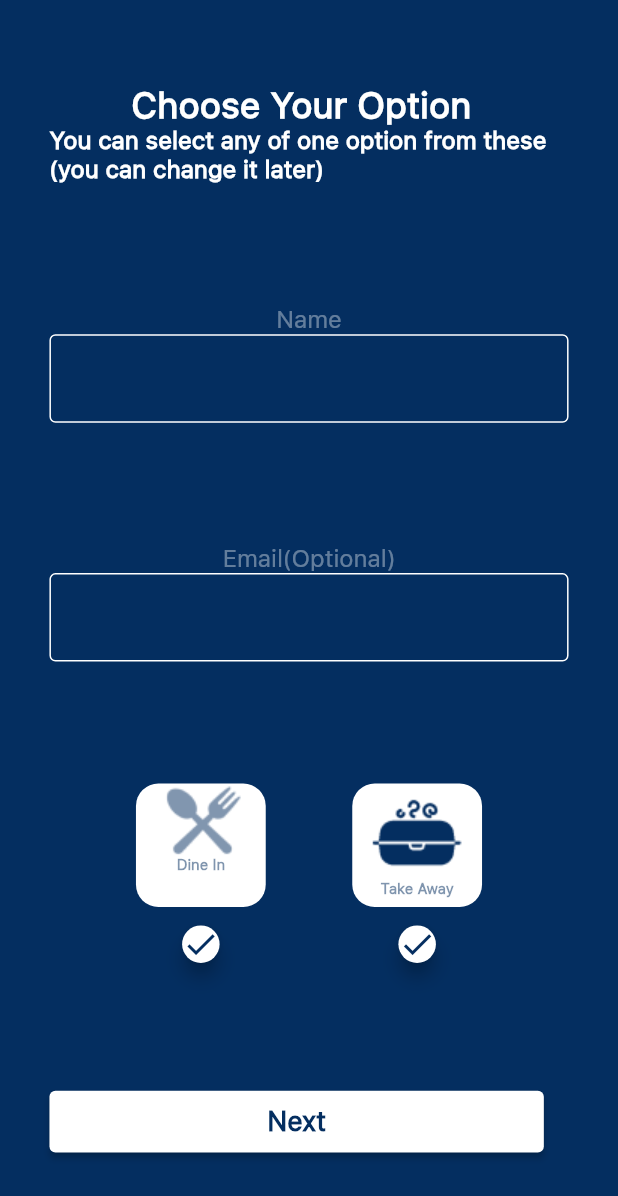
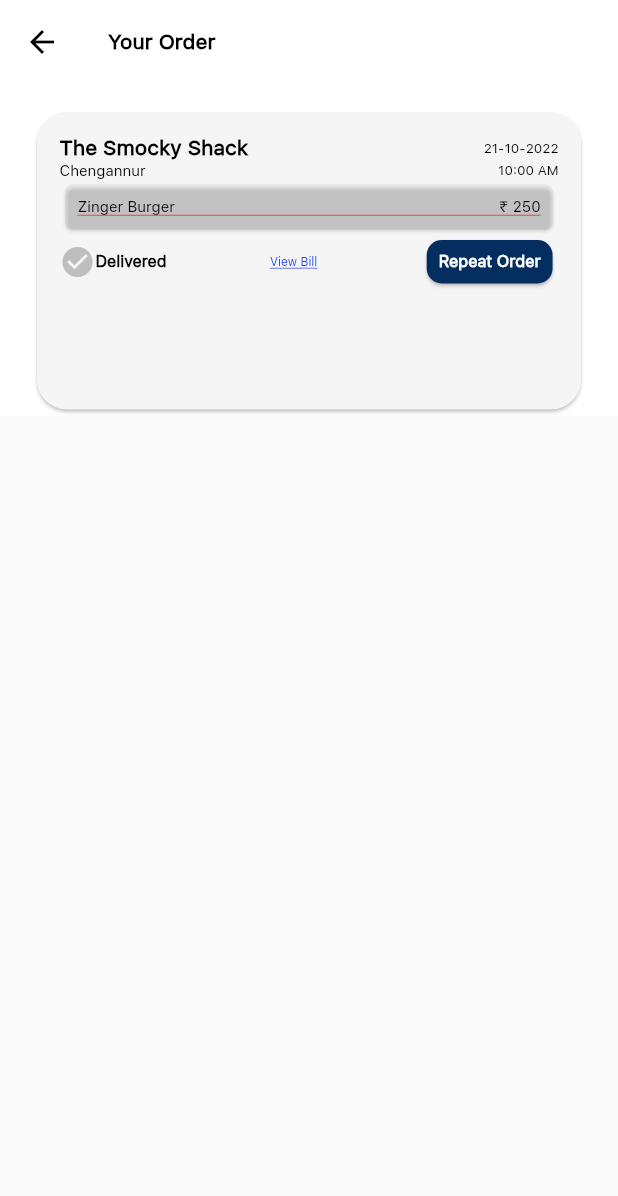
Before and after one commit to jyothir10/eatplek, a Flutter app: the screen it shows after launch, on a phone screen of 412 x 824 dp. Shown: the top 1196 px of the screen. Run offline on Flutter 3.47's test engine with Material 2 defaults, Android fonts, the phone set to English and light mode, and no system bars; our stand-ins replace easy_splash_screen, flutter_styled_toast, pin_code_fields, toast.

Commit message:
optionScreen.dart NotificationScreen.dart

```diff
--- a/lib/Components/EditProfileTextField.dart
+++ b/lib/Components/EditProfileTextField.dart
@@ -4,10 +4,12 @@ import 'package:flutter/material.dart';
 class EditProfileTextField extends StatelessWidget {
   final TextEditingController myController;
   final String text;
+  final TextInputType type;
   const EditProfileTextField({
     Key? key,
     required this.myController,
     required this.text,
+    required this.type,
   }) : super(key: key);
 
   @override
@@ -30,6 +32,7 @@ class EditProfileTextField extends StatelessWidget {
           padding: const EdgeInsets.symmetric(horizontal: 21),
           child: TextField(
             controller: myController,
+            keyboardType: type,
             cursorColor: const Color(0x80000000),
             onChanged: (text) {},
             style: const TextStyle(
--- a/lib/Screens/EditProfileScreen.dart
+++ b/lib/Screens/EditProfileScreen.dart
@@ -96,14 +96,17 @@ class _EditProfileScreenState extends State<EditProfileScreen> {
               EditProfileTextField(
                 myController: myController1,
                 text: 'Name',
+                type: TextInputType.name,
               ),
               EditProfileTextField(
                 myController: myController2,
                 text: 'Phone',
+                type: TextInputType.number,
               ),
               EditProfileTextField(
                 myController: myController3,
                 text: 'E-mail(Optional)',
+                type: TextInputType.emailAddress,
               ),
               ProfileButton(
                   text: "       Save       ",
--- a/lib/Screens/LoginScreen.dart
+++ b/lib/Screens/LoginScreen.dart
@@ -105,6 +105,7 @@ class _LoginScreenState extends State<LoginScreen> {
                             right: MediaQuery.of(context).size.width * .2),
                         child: TextField(
                           cursorColor: Colors.white,
+                          keyboardType: TextInputType.number,
                           onChanged: (text) {
                             number = text;
                           },
--- /dev/null
+++ b/lib/Screens/OrderHistoryScreen.dart
@@ -0,0 +1,207 @@
+import 'package:flutter/material.dart';
+
+class OrderHistoryScreen extends StatefulWidget {
+  static const String id = '/history';
+  const OrderHistoryScreen({Key? key}) : super(key: key);
+
+  @override
+  State<OrderHistoryScreen> createState() => _OrderHistoryScreenState();
+}
+
+class _OrderHistoryScreenState extends State<OrderHistoryScreen> {
+  @override
+  Widget build(BuildContext context) {
+    return SafeArea(
+      child: Scaffold(
+        appBar: AppBar(
+          title: // Your Order
+              const Text("Your Order",
+                  style: TextStyle(
+                      color: Color(0xff000000),
+                      fontWeight: FontWeight.w600,
+                      fontFamily: "SFUIText",
+                      fontStyle: FontStyle.normal,
+                      fontSize: 14.0),
+                  textAlign: TextAlign.left),
+          backgroundColor: Colors.white,
+          elevation: 0,
+          leading: InkWell(
+            onTap: () {},
+            child: const Icon(
+              Icons.arrow_back_outlined,
+              color: Color(0xff000000),
+            ),
+          ),
+        ),
+        body: Container(
+          color: Colors.white,
+          child: Row(
+            mainAxisAlignment: MainAxisAlignment.center,
+            children: [
+              Padding(
+                padding: const EdgeInsets.only(top: 15),
+                child: Container(
+                  height: MediaQuery.of(context).size.height * .25,
+                  width: MediaQuery.of(context).size.width * .9,
+                  child: Card(
+                    shape: RoundedRectangleBorder(
+                      borderRadius: BorderRadius.circular(20),
+                    ),
+                    color: Color(0xfff5f5f5),
+                    child: Padding(
+                      padding: const EdgeInsets.all(15.0),
+                      child: Column(
+                        children: [
+                          Row(
+                            mainAxisAlignment: MainAxisAlignment.spaceBetween,
+                            children: const [
+                              // The Smocky Shack
+                              Text("The Smocky Shack",
+                                  style: TextStyle(
+                                      color: Color(0xff000000),
+                                      fontWeight: FontWeight.w600,
+                                      fontFamily: "SFUIText",
+                                      fontStyle: FontStyle.normal,
+                                      fontSize: 14.0),
+                                  textAlign: TextAlign.left),
+                              // 21-10-2022
+                              Text("21-10-2022",
+                                  style: TextStyle(
+                                      color: Color(0xff000000),
+                                      fontWeight: FontWeight.w500,
+                                      fontFamily: "SFUIText",
+                                      fontStyle: FontStyle.normal,
+                                      fontSize: 9.0),
+                                  textAlign: TextAlign.left)
+                            ],
+                          ),
+                          Row(
+                            mainAxisAlignment: MainAxisAlignment.spaceBetween,
+                            children: const [
+                              // Chengannur
+                              Text("Chengannur",
+                                  style: TextStyle(
+                                      color: Color(0xff000000),
+                                      fontWeight: FontWeight.w400,
+                                      fontFamily: "SFUIText",
+                                      fontStyle: FontStyle.normal,
+                                      fontSize: 10.0),
+                                  textAlign: TextAlign.left),
+                              // 21-10-2022
+                              // 10:00 AM
+                              Text("10:00 AM",
+                                  style: TextStyle(
+                                      color: Color(0xff000000),
+                                      fontWeight: FontWeight.w500,
+                                      fontFamily: "SFUIText",
+                                      fontStyle: FontStyle.normal,
+                                      fontSize: 9.0),
+                                  textAlign: TextAlign.left),
+                            ],
+                          ),
+                          Card(
+                            color: const Color(0xff57e0e0e0),
+                            shape: RoundedRectangleBorder(
+                              borderRadius: BorderRadius.circular(5),
+                            ),
+                            child: Padding(
+                              padding: const EdgeInsets.all(8.0),
+                              child: Column(
+                                children: [
+                                  Row(
+                                    mainAxisAlignment: MainAxisAlignment.spaceBetween,
+                                    children: const [
+                                      // Zinger Burger
+                                      Text(
+                                          "Zinger Burger",
+                                          style: TextStyle(
+                                              color:  const Color(0xff000000),
+                                              fontWeight: FontWeight.w400,
+                                              fontFamily: "SFUIText",
+                                              fontStyle:  FontStyle.normal,
+                                              fontSize: 10.0
+                                          ),
+                                          textAlign: TextAlign.left
+                                      ),
+                                      // ₹ 250
+                                      Text(
+                                          "₹ 250",
+                                          style: TextStyle(
+                                              color:  const Color(0xff000000),
+                                              fontWeight: FontWeight.w400,
+                                              fontFamily: "SFUIText",
+                                              fontStyle:  FontStyle.normal,
+                                              fontSize: 10.0
+                                          ),
+                                          textAlign: TextAlign.left
+                                      )
+                                  ],),
+                                  const Divider(
+                                    height: 1,
+                                    color: Colors.red,
+                                  ),
+                                ],
+                              ),
+                            ),
+                          ),
+                          Row(
+                            mainAxisAlignment: MainAxisAlignment.spaceBetween,
+                            children: [
+                              Row(
+                                children: [
+                                  Icon(
+                                    Icons.check_circle_sharp,
+                                    color: Color(0xffbfbebf),
+                                  ),
+                                  Text("Delivered",
+                                      style: TextStyle(
+                                          color: const Color(0xff000000),
+                                          fontWeight: FontWeight.w600,
+                                          fontFamily: "SFUIText",
+                                          fontStyle: FontStyle.normal,
+                                          fontSize: 10.7),
+                                      textAlign: TextAlign.left),
+                                ],
+                              ), // Delivered
+                              const Text("View Bill",
+                                  style: TextStyle(
+                                      decoration: TextDecoration.underline,
+                                      color: Color(0xff284aff),
+                                      fontWeight: FontWeight.w500,
+                                      fontFamily: "SFUIText",
+                                      fontStyle: FontStyle.normal,
+                                      fontSize: 8.0),
+                                  textAlign: TextAlign.left), // View Bill
+                              Card(
+                                color: Color(0xff042e60),
+                                shape: RoundedRectangleBorder(
+                                  borderRadius: BorderRadius.circular(10),
+                                ),
+                                child: // Repeat Order
+                                    const Padding(
+                                  padding: EdgeInsets.all(8.0),
+                                  child: Text("Repeat Order",
+                                      style: TextStyle(
+                                          color: Color(0xffffffff),
+                                          fontWeight: FontWeight.w600,
+                                          fontFamily: "SFUIText",
+                                          fontStyle: FontStyle.normal,
+                                          fontSize: 10.8),
+                                      textAlign: TextAlign.left),
+                                ),
+                              ),
+                            ],
+                          ),
+                        ],
+                      ),
+                    ),
+                  ),
+                ),
+              ),
+            ],
+          ),
+        ),
+      ),
+    );
+  }
+}
--- a/lib/Screens/OtpScreen.dart
+++ b/lib/Screens/OtpScreen.dart
@@ -68,7 +68,7 @@ class _OtpScreenState extends State<OtpScreen> {
                       mainAxisAlignment: MainAxisAlignment.start,
                       children: const [
                         Text(
-                          'A verification code has been sent to (+91) 920702****', //todo:phone number
+                          'A verification code has been sent to\n(+91) 920702****', //todo:phone number
                           style: TextStyle(
                             color: Colors.white,
                             fontSize: 16,
--- a/lib/Screens/optionScreen.dart
+++ b/lib/Screens/optionScreen.dart
@@ -1,26 +1,31 @@
 import 'package:flutter/material.dart';
+import 'package:eatplek/Components/optionScreenTextField.dart';
+import 'DashBoardScreen.dart';
 
 class OptionScreen extends StatefulWidget {
   static const String id = '/option';
-
   @override
   State<OptionScreen> createState() => _OptionScreenState();
 }
 
 class _OptionScreenState extends State<OptionScreen> {
+  int d = 0, t = 0;
   @override
   Widget build(BuildContext context) {
-    return Scaffold(
+    return SafeArea(
+      child: Scaffold(
         body: Container(
           color: Color(0xff042e60),
           child: Padding(
             padding: EdgeInsets.symmetric(
-              horizontal: MediaQuery.of(context).size.width * .08, vertical: 15),
+                horizontal: MediaQuery.of(context).size.width * .08,
+                vertical: 15),
             child: Column(
               mainAxisAlignment: MainAxisAlignment.spaceAround,
               crossAxisAlignment: CrossAxisAlignment.start,
               children: [
                 Column(
+                  crossAxisAlignment: CrossAxisAlignment.start,
                   children: const [
                     Text("Choose Your Option",
                         style: TextStyle(
@@ -30,7 +35,9 @@ class _OptionScreenState extends State<OptionScreen> {
                             fontStyle: FontStyle.normal,
                             fontSize: 24.0),
                         textAlign: TextAlign.left),
-                  Text(
+                    Padding(
+                      padding: EdgeInsets.only(top: 10),
+                      child: Text(
                           "You can select any of one option from these \n(you can change it later)",
                           style: TextStyle(
                               color: Color(0xffffffff),
@@ -39,55 +46,14 @@ class _OptionScreenState extends State<OptionScreen> {
                               fontStyle: FontStyle.normal,
                               fontSize: 16.0),
                           textAlign: TextAlign.left),
-                ],
-              ),
-              Column(
-                children: const [
-                  Text("Name",
-                      style: TextStyle(
-                          color: Color(0x61ffffff),
-                          fontWeight: FontWeight.w500,
-                          fontFamily: "SFUIText",
-                          fontStyle: FontStyle.normal,
-                          fontSize: 16.0),
-                      textAlign: TextAlign.left),
-                  TextField(
-                    style: TextStyle(color: Colors.white),
-                    keyboardType: TextInputType.name,
-                    decoration: InputDecoration(
-                      enabledBorder: OutlineInputBorder(
-                          borderSide: BorderSide(
-                        color: Color(0xffffffff),
-                      )),
-                      border: OutlineInputBorder(),
-                      hintText: "",
-                    ),
                     ),
                   ],
                 ),
-              Column(
-                children: const [
-                  Text("Email(Optional)",
-                      style: TextStyle(
-                          color: Color(0x61ffffff),
-                          fontWeight: FontWeight.w500,
-                          fontFamily: "SFUIText",
-                          fontStyle: FontStyle.normal,
-                          fontSize: 16.0),
-                      textAlign: TextAlign.left),
-                  TextField(
-                    style: TextStyle(color: Colors.white),
-                    keyboardType: TextInputType.emailAddress,
-                    decoration: InputDecoration(
-                      enabledBorder: OutlineInputBorder(
-                          borderSide: BorderSide(
-                        color: Color(0xffffffff),
-                      )),
-                      border: OutlineInputBorder(),
-                      labelText: "",
+                const optionScreenTextField(
+                  text: "Name",
                 ),
-                  ),
-                ],
+                const optionScreenTextField(
+                  text: "Email(Optional)",
                 ),
                 Row(
                   mainAxisAlignment: MainAxisAlignment.spaceEvenly,
@@ -97,12 +63,19 @@ class _OptionScreenState extends State<OptionScreen> {
                         Container(
                           height: MediaQuery.of(context).size.height * .1,
                           width: MediaQuery.of(context).size.width * .21,
-                        decoration: const BoxDecoration(
-                          borderRadius: BorderRadius.all(Radius.circular(15),),
-                          color: Color(0xffffffff),
+                          decoration: BoxDecoration(
+                            borderRadius: const BorderRadius.all(
+                              Radius.circular(15),
                             ),
-                        child: GestureDetector(
-                          onTap: (){
+                            color:
+                                d == 0 ? Color(0xff8196af) : Color(0xffffffff),
+                          ),
+                          child: InkWell(
+                            onTap: () {
+                              setState(() {
+                                d = 1;
+                                t = 0;
+                              });
                             },
                             child: Column(
                               children: const [
@@ -126,8 +99,11 @@ class _OptionScreenState extends State<OptionScreen> {
                           ),
                         ),
                         Padding(
-                        padding: EdgeInsets.only(top: MediaQuery.of(context).size.height * .01),
+                          padding: EdgeInsets.only(
+                              top: MediaQuery.of(context).size.height * .01),
                           child: Card(
+                            color:
+                                d == 0 ? Color(0xff8196af) : Color(0xffffffff),
                             elevation: 5,
                             shape: RoundedRectangleBorder(
                               borderRadius: BorderRadius.circular(15),
@@ -144,16 +120,21 @@ class _OptionScreenState extends State<OptionScreen> {
                     Column(
                       children: [
                         Container(
-
                           height: MediaQuery.of(context).size.height * .1,
                           width: MediaQuery.of(context).size.width * .21,
-                        decoration: const BoxDecoration(
-                          borderRadius: BorderRadius.all(Radius.circular(15),),
-                          color: Color(0xffffffff),
+                          decoration: BoxDecoration(
+                            borderRadius: BorderRadius.all(
+                              Radius.circular(15),
                             ),
-                        child: GestureDetector(
-                          onTap: (){
-
+                            color:
+                                t == 0 ? Color(0xff8196af) : Color(0xffffffff),
+                          ),
+                          child: InkWell(
+                            onTap: () {
+                              setState(() {
+                                t = 1;
+                                d = 0;
+                              });
                             },
                             child: Column(
                               children: const [
@@ -177,8 +158,11 @@ class _OptionScreenState extends State<OptionScreen> {
                           ),
                         ),
                         Padding(
-                        padding: EdgeInsets.only(top: MediaQuery.of(context).size.height * .01),
+                          padding: EdgeInsets.only(
+                              top: MediaQuery.of(context).size.height * .01),
                           child: Card(
+                            color:
+                                t == 0 ? Color(0xff8196af) : Color(0xffffffff),
                             elevation: 5,
                             shape: RoundedRectangleBorder(
                               borderRadius: BorderRadius.circular(15),
@@ -202,8 +186,10 @@ class _OptionScreenState extends State<OptionScreen> {
                       height: MediaQuery.of(context).size.height * .05,
                       child: ElevatedButton(
                         onPressed: () {
-                        /*Navigator.pushNamedAndRemoveUntil(
-                            context, OtpScreen.id, (route) => false);*/
+                          if (d != 0 || t != 0) {
+                            Navigator.pushNamedAndRemoveUntil(
+                                context, DashBoardScreen.id, (route) => false);
+                          }
                         },
                         style: ButtonStyle(
                           backgroundColor:
@@ -227,6 +213,7 @@ class _OptionScreenState extends State<OptionScreen> {
             ),
           ),
         ),
+      ),
     );
   }
 }
--- a/lib/main.dart
+++ b/lib/main.dart
@@ -2,7 +2,9 @@ import 'package:eatplek/Screens/DashBoardScreen.dart';
 import 'package:eatplek/Screens/EditProfileScreen.dart';
 import 'package:eatplek/Screens/FeedbackScreen.dart';
 import 'package:eatplek/Screens/LoginScreen.dart';
+import 'package:eatplek/Screens/NotificationScreen.dart';
 import 'package:eatplek/Screens/OnboardingScreen.dart';
+import 'package:eatplek/Screens/OrderHistoryScreen.dart';
 import 'package:eatplek/Screens/OtpScreen.dart';
 import 'package:eatplek/Screens/ProfileScreen.dart';
 import 'package:flutter/material.dart';
@@ -19,7 +21,7 @@ class MyApp extends StatelessWidget {
   Widget build(BuildContext context) {
     return MaterialApp(
         debugShowCheckedModeBanner: false,
-        initialRoute: OptionScreen.id,
+        initialRoute: OrderHistoryScreen.id,
         routes: {
           OnboardingScreen.id: (context) => OnboardingScreen(),
           LoginScreen.id: (context) => LoginScreen(),
@@ -29,6 +31,8 @@ class MyApp extends StatelessWidget {
           EditProfileScreen.id: (context) => EditProfileScreen(),
           FeedbackScreen.id: (context) => FeedbackScreen(),
           DashBoardScreen.id: (context) => DashBoardScreen(),
+          NotificationScreen.id: (context) => NotificationScreen(),
+          OrderHistoryScreen.id: (context) => OrderHistoryScreen(),
         });
   }
 }
```
Also changed, not shown: lib/Components/optionScreenTextField.dart (added, +46 -0 lines), lib/Screens/NotificationScreen.dart (added, +97 -0 lines). Lines whose indentation alone changed are shown as unchanged.
